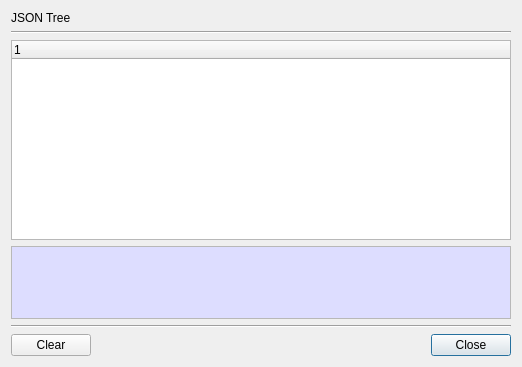
First picture: the form in BerEditor/json_tree_dlg.ui, repository jykim74/BerEditor, before the edit.
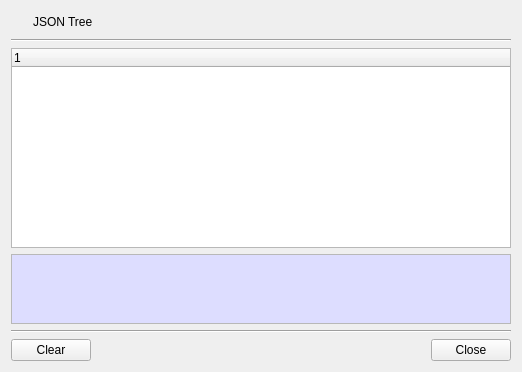
Second picture: the form after the edit. Icons and pictures are not drawn.

Diff of the .ui file:
```diff
--- a/BerEditor/json_tree_dlg.ui
+++ b/BerEditor/json_tree_dlg.ui
@@ -15,11 +15,44 @@
   </property>
   <layout class="QVBoxLayout" name="verticalLayout">
    <item>
-    <widget class="QLabel" name="mTitleLabel">
-     <property name="text">
-      <string>JSON Tree</string>
+    <layout class="QGridLayout" name="gridLayout_2">
+     <property name="topMargin">
+      <number>0</number>
      </property>
-    </widget>
+     <item row="0" column="1">
+      <widget class="QLabel" name="mTitleLabel">
+       <property name="text">
+        <string>JSON Tree</string>
+       </property>
+      </widget>
+     </item>
+     <item row="0" column="0">
+      <widget class="QPushButton" name="pushButton">
+       <property name="minimumSize">
+        <size>
+         <width>16</width>
+         <height>0</height>
+        </size>
+       </property>
+       <property name="maximumSize">
+        <size>
+         <width>16</width>
+         <height>16777215</height>
+        </size>
+       </property>
+       <property name="text">
+        <string/>
+       </property>
+       <property name="icon">
+        <iconset resource="bereditor.qrc">
+         <normaloff>:/images/json.png</normaloff>:/images/json.png</iconset>
+       </property>
+       <property name="flat">
+        <bool>true</bool>
+       </property>
+      </widget>
+     </item>
+    </layout>
    </item>
    <item>
     <widget class="Line" name="line">
```
Left out of the diff: 4 changed lines with no effect on the pictures.
